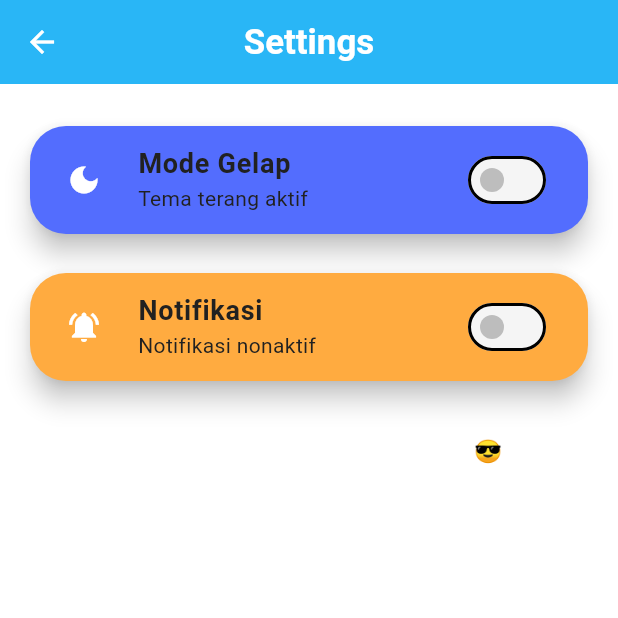
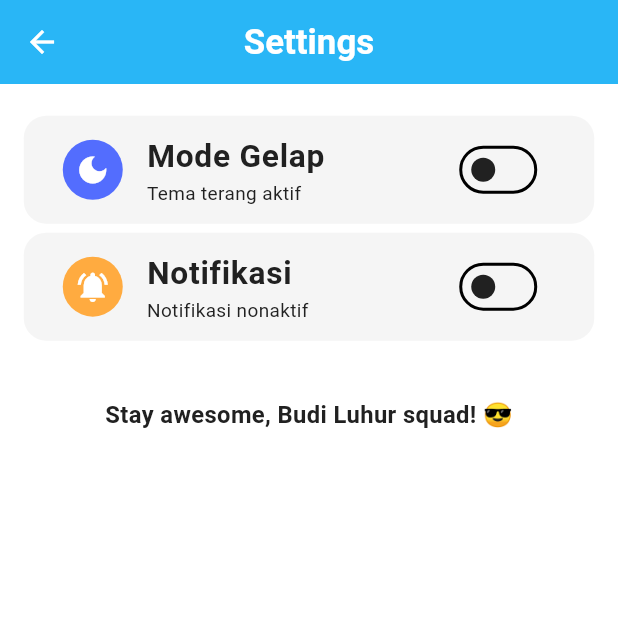
Before and after one commit to lyraeth-bl/mybudiluhur, a Flutter app: the SettingsLayout screen opened directly, on a phone screen of 412 x 824 dp, the top half of it. Run offline on Flutter 3.47's test engine with Material 3 defaults, Android fonts, the phone set to English and light mode, and no system bars; our stand-ins replace bloc, cached_network_image, connectivity_plus, equatable, firebase_core, firebase_messaging and 9 more; accounts and stored records are empty.

Commit message:
feat(settings): Update Settings layout for improved responsiveness; utilize Theme colors and ScreenUtil for padding and text sizes

```diff
--- a/lib/features/settings/presentation/pages/settings_layout.dart
+++ b/lib/features/settings/presentation/pages/settings_layout.dart
@@ -11,8 +11,8 @@ class SettingsLayout extends StatelessWidget {
       appBar: AppBar(
         title: MyText(text: "Settings", bold: true),
         centerTitle: true,
-        backgroundColor: Colors.lightBlue[400],
-        foregroundColor: Colors.white,
+        backgroundColor: Theme.of(context).colorScheme.primary,
+        foregroundColor: Theme.of(context).colorScheme.onPrimary,
       ),
       body: SettingsPage(),
     );
--- a/lib/features/settings/presentation/pages/settings_page.dart
+++ b/lib/features/settings/presentation/pages/settings_page.dart
@@ -1,5 +1,7 @@
 import 'package:flutter/material.dart';
 import 'package:flutter_bloc/flutter_bloc.dart';
+import 'package:flutter_screenutil/flutter_screenutil.dart';
+import 'package:mybudiluhur/components/my_container.dart';
 import 'package:mybudiluhur/components/my_loading_screen.dart';
 import 'package:mybudiluhur/components/my_text.dart';
 import 'package:mybudiluhur/features/auth/presentation/cubit/auth_cubit.dart';
@@ -41,7 +43,7 @@ class _SettingsPageState extends State<SettingsPage> {
           bool isNotif = state.settingsUser.notification == "true";
 
           return ListView(
-            padding: const EdgeInsets.symmetric(vertical: 24, horizontal: 16),
+            padding: const EdgeInsets.symmetric(vertical: 20, horizontal: 15).r,
             children: [
               _buildAnimatedCard(
                 icon: Icons.dark_mode,
@@ -54,7 +56,7 @@ class _SettingsPageState extends State<SettingsPage> {
                 },
                 color: Colors.indigoAccent,
               ),
-              const SizedBox(height: 18),
+              SizedBox(height: 5.h),
               _buildAnimatedCard(
                 icon: Icons.notifications_active,
                 title: "Notifikasi",
@@ -64,12 +66,13 @@ class _SettingsPageState extends State<SettingsPage> {
                     context.read<SettingsCubit>().changeNotification(),
                 color: Colors.orangeAccent,
               ),
-              const SizedBox(height: 32),
+              SizedBox(height: 32.h),
               Center(
                 child: MyText(
                   text: "Stay awesome, Budi Luhur squad! 😎",
-                  textSize: 15,
+                  textSize: 15.sp,
                   bold: true,
+                  textColor: Theme.of(context).colorScheme.onSurface,
                 ),
               ),
             ],
@@ -98,22 +101,20 @@ class _SettingsPageState extends State<SettingsPage> {
       curve: Curves.elasticOut,
       builder: (context, scale, child) =>
           Transform.scale(scale: scale, child: child),
-      child: Card(
-        elevation: 7,
-        color: color.withValues(),
-        shape: RoundedRectangleBorder(borderRadius: BorderRadius.circular(24)),
+      child: MyContainer(
+        color: Theme.of(context).colorScheme.surface,
         child: ListTile(
           leading: CircleAvatar(
             backgroundColor: color,
-            child: Icon(icon, color: Colors.white),
+            child: Icon(icon, color: Theme.of(context).colorScheme.onPrimary),
           ),
-          title: MyText(text: title, textSize: 18, bold: true),
+          title: MyText(text: title, textSize: 20.sp, bold: true),
 
-          subtitle: MyText(text: subtitle, textSize: 14),
+          subtitle: MyText(text: subtitle, textSize: 12.sp),
           trailing: Switch.adaptive(
             value: value,
             onChanged: onChanged,
-            inactiveThumbColor: Colors.grey[400],
+            inactiveThumbColor: Theme.of(context).colorScheme.onSurface,
           ),
         ),
       ),
```
